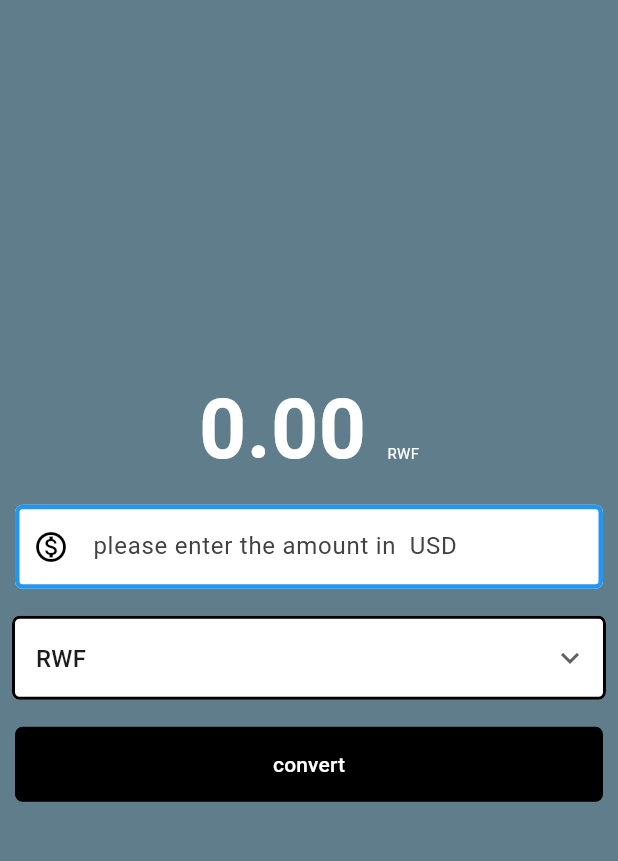
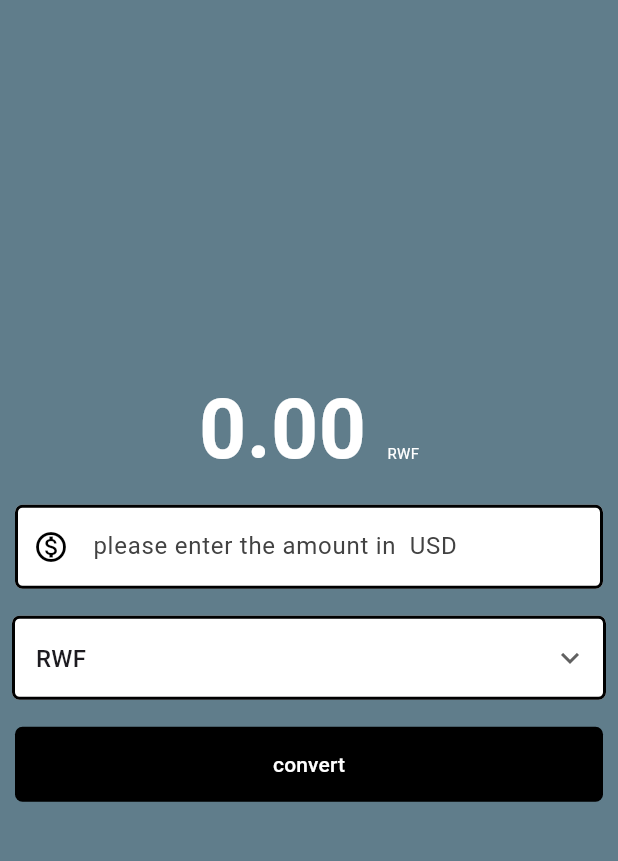
Before and after one commit to jodosjodos/currency_converter, a Flutter app: the screen it shows after launch, on a phone screen of 412 x 824 dp, the part 66-927 px from its top. Run offline on Flutter 3.47's test engine with Material 3 defaults, Android fonts, the phone set to English and light mode, and no system bars.

Commit message:
[fix] fix border color

```diff
--- a/lib/currency_converter_material_page.dart
+++ b/lib/currency_converter_material_page.dart
@@ -123,7 +123,7 @@ class _CurrencyConverterMaterialPageState
                   focusedBorder: border,
                   enabledBorder: border.copyWith(
                       borderSide:
-                          const BorderSide(width: 3, color: Colors.blue)),
+                          const BorderSide(width: 2, color: Colors.black)),
                 ),
                 keyboardType: const TextInputType.numberWithOptions(
                   decimal: true,
```
